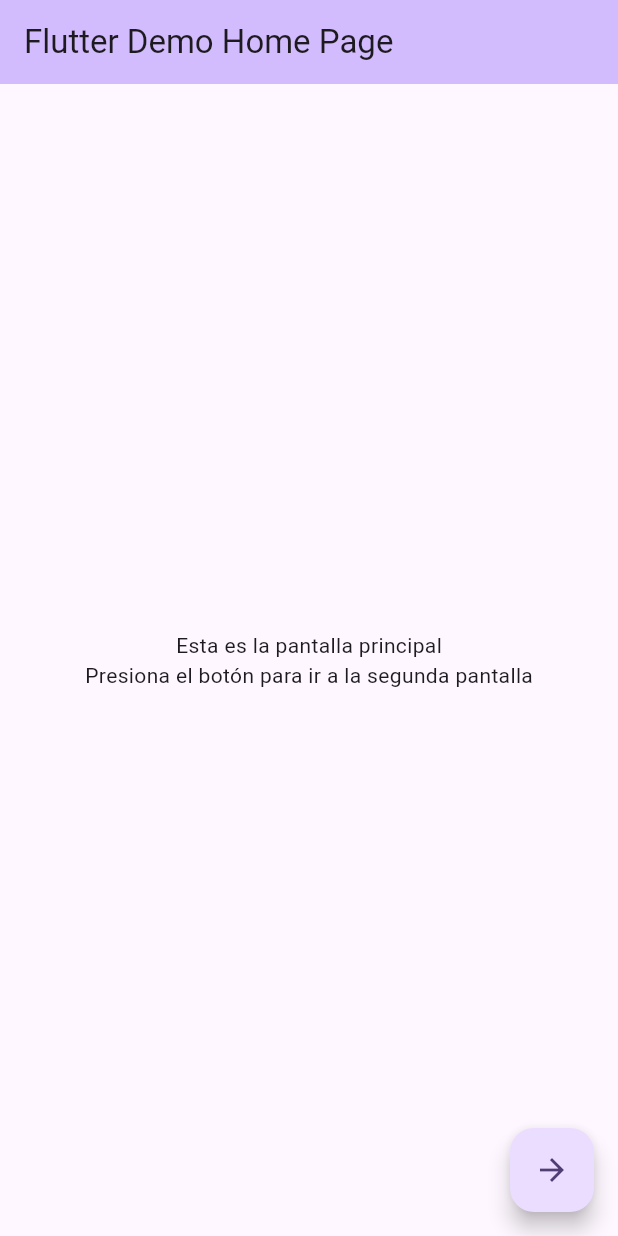
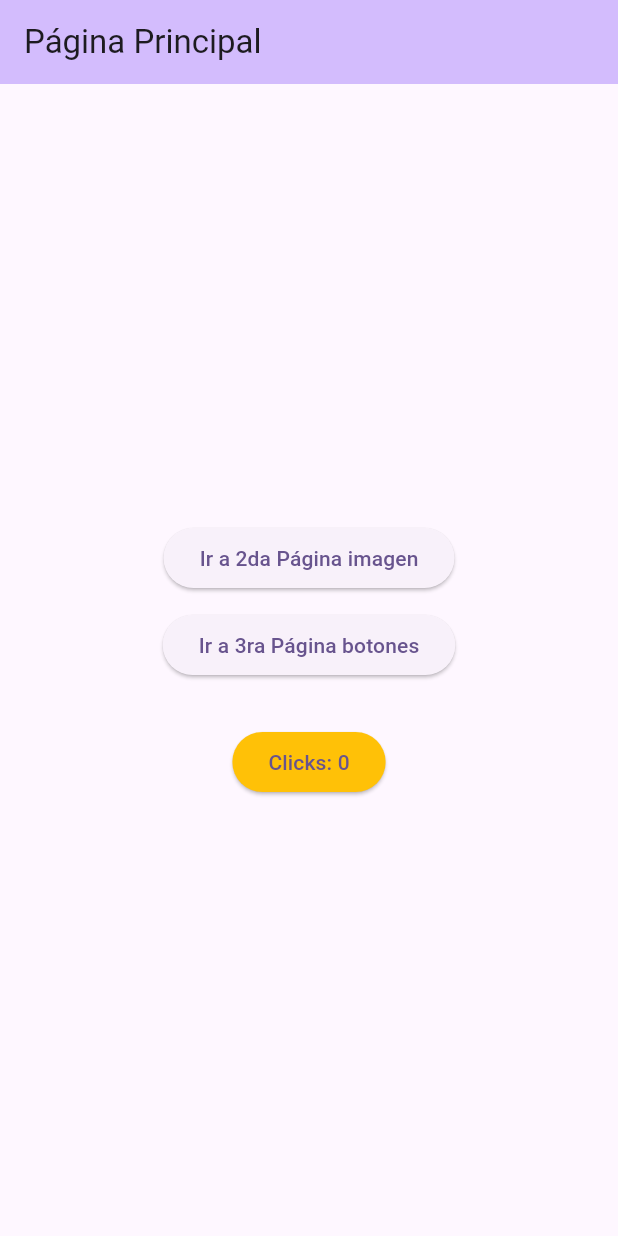
Before and after one commit to LockHurb/pruebaGoogle, a Flutter app: the screen it shows after launch, on a phone screen of 412 x 824 dp. Run offline on Flutter 3.47's test engine with Material 3 defaults, Android fonts, the phone set to English and light mode, and no system bars; our stand-ins replace firebase_analytics, firebase_core; accounts and stored records are empty.

Commit message:
feat: Se han añadido la tercera página y se han modificado la página principal y segunda página

```diff
--- a/prueba/lib/main.dart
+++ b/prueba/lib/main.dart
@@ -32,12 +32,14 @@ class MyApp extends StatelessWidget {
   Widget build(BuildContext context) {
     return MaterialApp(
       title: 'Flutter Demo',
-      theme: ThemeData(colorScheme: .fromSeed(seedColor: Colors.deepPurple)),
-      home: const MyHomePage(title: 'Flutter Demo Home Page'),
+      theme: ThemeData(colorScheme: ColorScheme.fromSeed(seedColor: Colors.deepPurple)),
+      home: const MyHomePage(title: 'Página Principal'),
       navigatorObservers: [routeObserver],
     );
   }
 }
+
+//Página principal con 3 botones para navegar a otras pantallas
 
 class MyHomePage extends StatefulWidget {
   const MyHomePage({super.key, required this.title});
@@ -48,16 +50,19 @@ class MyHomePage extends StatefulWidget {
   State<MyHomePage> createState() => _MyHomePageState();
 }
 
+// Mixin para el rastreo de eventos de pantalla
+
 class _MyHomePageState extends State<MyHomePage>
     with TrackedScreen<MyHomePage> {
   @override
-  String get screenName => 'Home Page';
+  String get screenName => 'Página principal';
 
-  void _navigateToSecondPage() {
-    Navigator.push(
-      context,
-      MaterialPageRoute(builder: (context) => const SecondPage()),
-    );
+  int _counter = 0;
+
+  void _incrementCounter() {
+    setState(() {
+      _counter++;
+    });
   }
 
   @override
@@ -69,21 +74,41 @@ class _MyHomePageState extends State<MyHomePage>
       ),
       body: Center(
         child: Column(
-          mainAxisAlignment: .center,
-          children: const [
-            Text('Esta es la pantalla principal'),
-            Text('Presiona el botón para ir a la segunda pantalla'),
+          mainAxisAlignment: MainAxisAlignment.center,
+          children: [
+            ElevatedButton(
+              onPressed: () {
+                Navigator.push(
+                  context,
+                  MaterialPageRoute(builder: (context) => const SecondPage()),
+                );
+              },
+              child: const Text('Ir a 2da Página imagen'),
+            ),
+            const SizedBox(height: 10),
+            ElevatedButton(
+              onPressed: () {
+                Navigator.push(
+                  context,
+                  MaterialPageRoute(builder: (context) => const ThirdPage()),
+                );
+              },
+              child: const Text('Ir a 3ra Página botones'),
+            ),
+            const SizedBox(height: 30),
+            ElevatedButton(
+              onPressed: _incrementCounter,
+              style: ElevatedButton.styleFrom(backgroundColor: Colors.amber),
+              child: Text('Clicks: $_counter'),
+            ),
           ],
         ),
-      ),
-      floatingActionButton: FloatingActionButton(
-        onPressed: _navigateToSecondPage,
-        tooltip: 'Ir a segunda pantalla',
-        child: const Icon(Icons.arrow_forward),
       ),
     );
   }
 }
+
+//Segunda página con una imagen
 
 class SecondPage extends StatefulWidget {
   const SecondPage({super.key});
@@ -95,24 +120,44 @@ class SecondPage extends StatefulWidget {
 class _SecondPageState extends State<SecondPage>
     with TrackedScreen<SecondPage> {
   @override
-  String get screenName => 'Second Page';
+  String get screenName => 'Segunda página';
+
+  final String imageUrl = 'https://flutter.github.io/assets-for-api-docs/assets/widgets/owl.jpg';
+
+  void _showImageDialog() {
+    showDialog(
+      context: context,
+      builder: (BuildContext context) {
+        return Dialog(
+          child: InteractiveViewer(
+            child: Image.network(imageUrl, fit: BoxFit.contain),
+          ),
+        );
+      },
+    );
+  }
 
   @override
-  Widget build(BuildContext context) {
+ Widget build(BuildContext context) {
     return Scaffold(
       appBar: AppBar(
         backgroundColor: Theme.of(context).colorScheme.inversePrimary,
-        title: const Text('Segunda Ventana'),
+        title: const Text('2da Página imagen'),
       ),
       body: Center(
         child: Column(
-          mainAxisAlignment: .center,
+          mainAxisAlignment: MainAxisAlignment.center,
           children: [
-            const Text('¡Estás en la segunda pantalla!'),
-            const SizedBox(height: 20),
+            Image.network(imageUrl, height: 150),
+            const SizedBox(height: 30),
+            ElevatedButton(
+              onPressed: _showImageDialog,
+              child: const Text('Agrandar imagen'),
+            ),
+            const SizedBox(height: 10),
             ElevatedButton(
               onPressed: () => Navigator.pop(context),
-              child: const Text('Volver atrás'),
+              child: const Text('Volver a Página principal'),
             ),
           ],
         ),
@@ -120,3 +165,43 @@ class _SecondPageState extends State<SecondPage>
     );
   }
 }
+
+// Tercera página
+
+class ThirdPage extends StatefulWidget {
+  const ThirdPage({super.key});
+
+  @override
+  State<ThirdPage> createState() => _ThirdPageState();
+}
+
+class _ThirdPageState extends State<ThirdPage> with TrackedScreen<ThirdPage> {
+  @override
+  String get screenName => '3ra Página botones';
+
+  @override
+  Widget build(BuildContext context) {
+    return Scaffold(
+      appBar: AppBar(
+        backgroundColor: Theme.of(context).colorScheme.inversePrimary,
+        title: const Text('3ra Página botones'),
+      ),
+      body: Center(
+        child: Column(
+          mainAxisAlignment: MainAxisAlignment.center,
+          children: [
+            ElevatedButton(
+              onPressed: () => Navigator.pop(context),
+              child: const Text('Volver a Página principal'),
+            ),
+            const SizedBox(height: 20),
+            ElevatedButton(
+              onPressed: () {}, // Botón inactivo
+              child: const Text('Botón inútil (No hace nada)'),
+            ),
+          ],
+        ),
+      ),
+    );
+  }
+}
```
Also changed, not shown: prueba/lib/firebase_options.dart (added), 1 other file.
